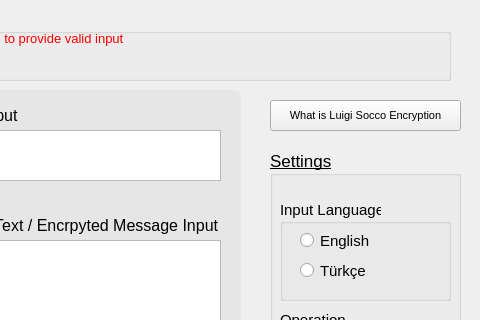
This is data/first-method.ui in aziznal/luigi-sacco-and-route-encryption as Qt 5 draws it before an edit; both pictures show x 90 to 570 and y 0 to 320 of the 570 by 650 pixel window. The edited form follows.
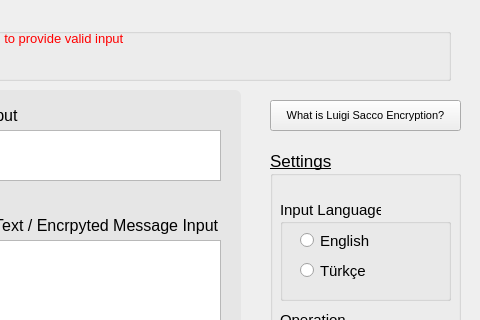
This is the edited form.

Commit message: Corrects Luigi's surname from 'Socco' to 'Sacco'

```diff
--- a/data/first-method.ui
+++ b/data/first-method.ui
@@ -593,7 +593,7 @@
      <cursorShape>PointingHandCursor</cursorShape>
     </property>
     <property name="text">
-     <string>What is Luigi Socco Encryption</string>
+     <string>What is Luigi Sacco Encryption?</string>
     </property>
    </widget>
   </widget>
```
The commit also changes 1 other file.
